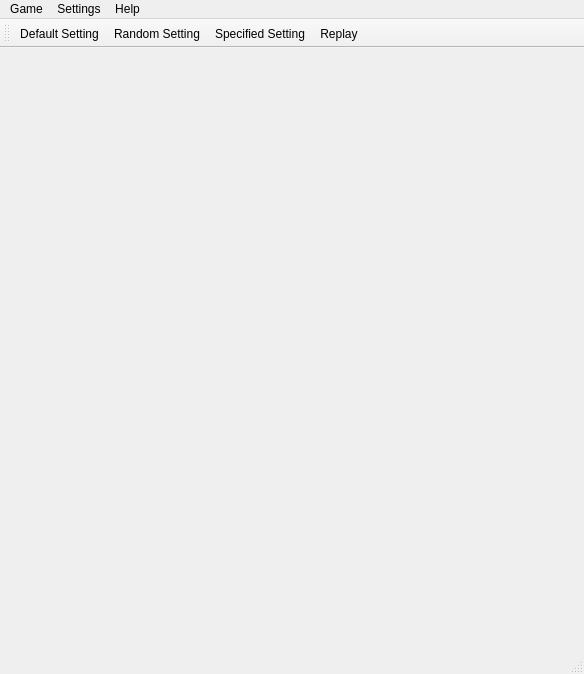
Old version of the form mainwindow.ui in the repository paulzfm/ConnectFourGUI.
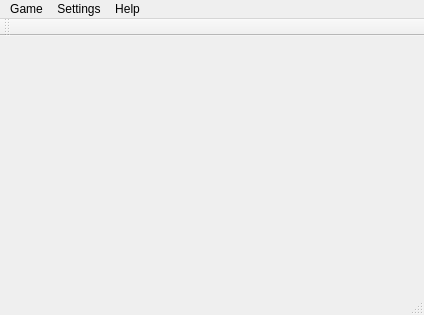
New version of the form.

What changed in the file:
```diff
--- a/mainwindow.ui
+++ b/mainwindow.ui
@@ -6,8 +6,8 @@
    <rect>
     <x>0</x>
     <y>0</y>
-    <width>584</width>
-    <height>674</height>
+    <width>424</width>
+    <height>315</height>
    </rect>
   </property>
   <property name="windowTitle">
@@ -21,10 +21,6 @@
    <attribute name="toolBarBreak">
     <bool>false</bool>
    </attribute>
-   <addaction name="actionDefaultSetting"/>
-   <addaction name="actionRandomSetting"/>
-   <addaction name="actionSpecifiedSetting"/>
-   <addaction name="actionReplay"/>
   </widget>
   <widget class="QStatusBar" name="statusBar"/>
   <widget class="QMenuBar" name="menuBar">
@@ -32,7 +28,7 @@
     <rect>
      <x>0</x>
      <y>0</y>
-     <width>584</width>
+     <width>424</width>
      <height>22</height>
     </rect>
    </property>
```
Left out of the diff: 49 changed lines with no effect on the pictures.
